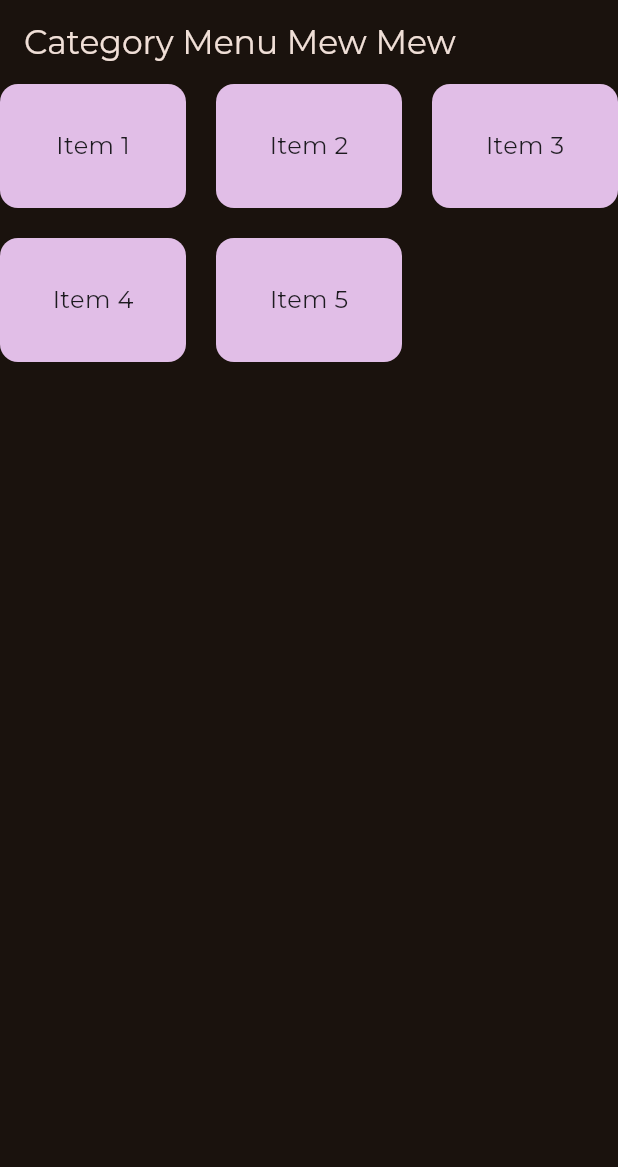
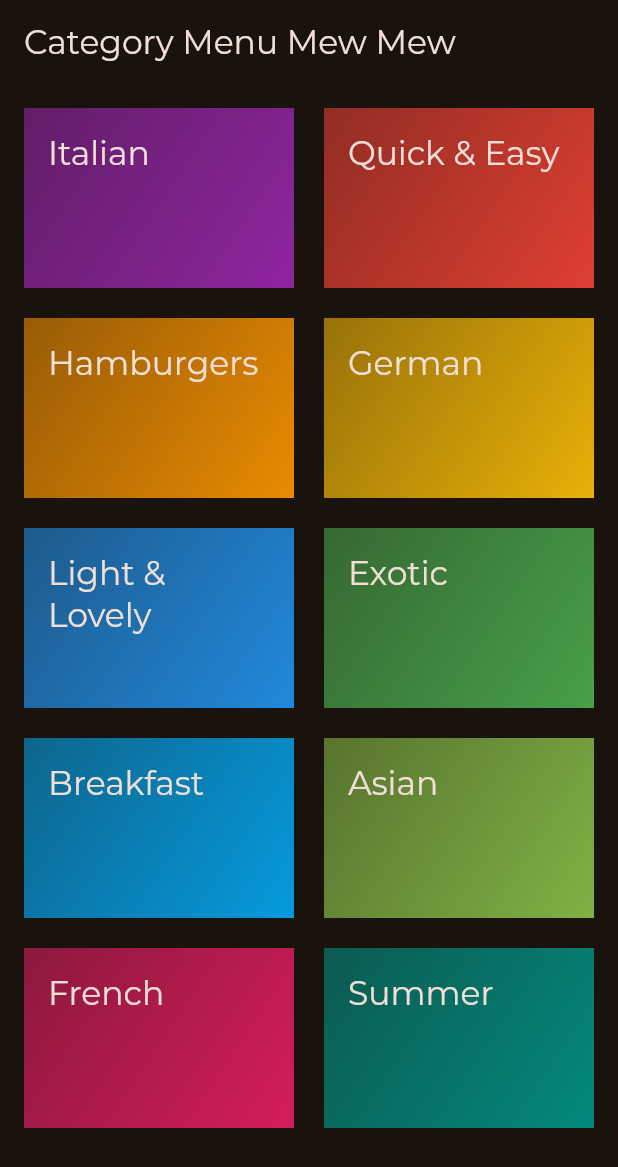
Before and after one commit to thanhnd3103/Flutter, a Flutter app: the screen it shows after launch, on a phone screen of 412 x 824 dp. Shown: the top 1167 px of the screen. Run offline on Flutter 3.47's test engine with Material 3 defaults, Android fonts, the phone set to English and light mode, and no system bars; our stand-ins replace google_fonts.

Commit message:
UI: Category Grid Item, some themeing

```diff
--- a/cat_05_mew_meal/lib/main.dart
+++ b/cat_05_mew_meal/lib/main.dart
@@ -23,7 +23,7 @@ class App extends StatelessWidget {
   Widget build(BuildContext context) {
     return MaterialApp(
       theme: theme,
-      home: CategoriesScreen(),
+      home: const CategoriesScreen(),
     );
   }
 }
--- a/cat_05_mew_meal/lib/screens/categories_screen.dart
+++ b/cat_05_mew_meal/lib/screens/categories_screen.dart
@@ -1,9 +1,9 @@
+import 'package:cat_05_mew_meal/_data/template_data.dart';
+import 'package:cat_05_mew_meal/widgets/categories_screen/category_grid_item.dart';
 import 'package:flutter/material.dart';
 
 class CategoriesScreen extends StatelessWidget{
-  CategoriesScreen({super.key});
-
-  var testList = [1, 2, 3, 4, 5];
+  const CategoriesScreen({super.key});
 
   @override
   Widget build(BuildContext context) {
@@ -12,26 +12,16 @@ class CategoriesScreen extends StatelessWidget{
         title: const Text("Category Menu Mew Mew"),
       ),
       body: GridView.builder(
+        padding: const EdgeInsets.all(16),
         gridDelegate: const SliverGridDelegateWithFixedCrossAxisCount(
-          crossAxisCount: 3,
+          crossAxisCount: 2,
           crossAxisSpacing: 20,
           mainAxisSpacing: 20,
           childAspectRatio: 1.5,
         ),
-        itemCount: testList.length,
+        itemCount: availableCategories.length,
         itemBuilder: (ctx, index) {
-          final item = testList[index];
-          return Container(
-            alignment: Alignment.center,
-            decoration: BoxDecoration(
-              color: Colors.purple[100],
-              borderRadius: BorderRadius.circular(12),
-            ),
-            child: Text(
-              "Item $item",
-              style: const TextStyle(fontSize: 16),
-            ),
-          );
+          return CategoryGridItem(category: availableCategories[index]);
         },
       ),
     );
--- /dev/null
+++ b/cat_05_mew_meal/lib/widgets/categories_screen/category_grid_item.dart
@@ -0,0 +1,32 @@
+import 'package:cat_05_mew_meal/_models/category.dart';
+import 'package:flutter/material.dart';
+
+class CategoryGridItem extends StatelessWidget{
+
+  const CategoryGridItem({super.key, required Category category}) : _category = category;
+
+  final Category _category;
+
+  @override
+  Widget build(BuildContext context) {
+    return Container(
+      padding: const EdgeInsets.all(16),
+      decoration: BoxDecoration(
+        gradient: LinearGradient(
+          colors: [
+            _category.color.withValues(alpha: 0.55),
+            _category.color.withValues(alpha: 0.9),
+          ],
+          begin: Alignment.topLeft,
+          end: Alignment.bottomRight,
+        ),
+      ),
+      child: Text(
+        _category.title,
+        style: Theme.of(context).textTheme.titleLarge!.copyWith(
+          color: Theme.of(context).colorScheme.onSurface,
+        ),
+      ),
+    );
+  }
+}
```
